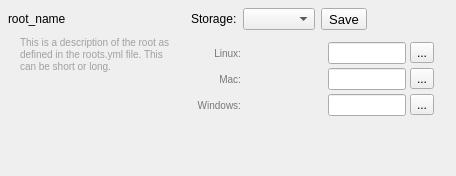
This is resources/storage_map_widget.ui in shotgunsoftware/tk-framework-adminui as Qt 5 draws it before an edit. The edited form follows.
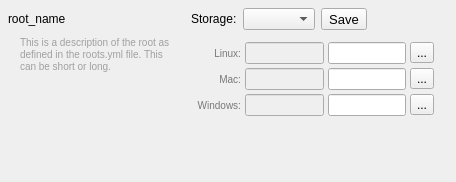
This is the edited form. Icons and pictures are not drawn.

Commit message: #46601 QA Fixes for storage mapping

```diff
--- a/resources/storage_map_widget.ui
+++ b/resources/storage_map_widget.ui
@@ -7,7 +7,7 @@
     <x>0</x>
     <y>0</y>
     <width>456</width>
-    <height>176</height>
+    <height>182</height>
    </rect>
   </property>
   <property name="windowTitle">
@@ -16,7 +16,7 @@
   <property name="autoFillBackground">
    <bool>true</bool>
   </property>
-  <layout class="QGridLayout" name="gridLayout_2" rowstretch="1,0,0,0,0" columnstretch="2,3">
+  <layout class="QGridLayout" name="gridLayout_2" rowstretch="1,0,0" columnstretch="2,3">
    <property name="horizontalSpacing">
     <number>12</number>
    </property>
@@ -140,7 +140,7 @@
      </property>
      <item>
       <widget class="QFrame" name="path_frame">
-       <layout class="QGridLayout" name="gridLayout_3" columnstretch="1,100,1,0,0">
+       <layout class="QGridLayout" name="gridLayout_3" columnstretch="1,100,1">
         <property name="margin">
          <number>6</number>
         </property>
@@ -167,15 +167,12 @@
            <number>4</number>
           </property>
           <item>
-           <widget class="QLabel" name="windows_path">
-            <property name="toolTip">
-             <string>&lt;p&gt;This path is locked since it has been saved to Shotgun. Visit Site Preferences &gt; File Management to modify this path. WARNING: changing this path could break existing projects.&lt;/p&gt;</string>
+           <widget class="QLineEdit" name="windows_path">
+            <property name="enabled">
+             <bool>false</bool>
             </property>
-            <property name="text">
-             <string/>
-            </property>
-            <property name="textInteractionFlags">
-             <set>Qt::TextSelectableByMouse</set>
+            <property name="focusPolicy">
+             <enum>Qt::NoFocus</enum>
             </property>
            </widget>
           </item>
@@ -194,15 +191,12 @@
            <number>4</number>
           </property>
           <item>
-           <widget class="QLabel" name="linux_path">
-            <property name="toolTip">
-             <string>&lt;p&gt;This path is locked since it has been saved to Shotgun. Visit Site Preferences &gt; File Management to modify this path. WARNING: changing this path could break existing projects.&lt;/p&gt;</string>
+           <widget class="QLineEdit" name="linux_path">
+            <property name="enabled">
+             <bool>false</bool>
             </property>
-            <property name="text">
-             <string/>
-            </property>
-            <property name="textInteractionFlags">
-             <set>Qt::TextSelectableByMouse</set>
+            <property name="focusPolicy">
+             <enum>Qt::NoFocus</enum>
             </property>
            </widget>
           </item>
@@ -249,15 +243,12 @@
            <number>4</number>
           </property>
           <item>
-           <widget class="QLabel" name="mac_path">
-            <property name="toolTip">
-             <string>&lt;p&gt;This path is locked since it has been saved to Shotgun. Visit Site Preferences &gt; File Management to modify this path. WARNING: changing this path could break existing projects.&lt;/p&gt;</string>
+           <widget class="QLineEdit" name="mac_path">
+            <property name="enabled">
+             <bool>false</bool>
             </property>
-            <property name="text">
-             <string/>
-            </property>
-            <property name="textInteractionFlags">
-             <set>Qt::TextSelectableByMouse</set>
+            <property name="focusPolicy">
+             <enum>Qt::NoFocus</enum>
             </property>
            </widget>
           </item>
```
Left out of the diff: 9 changed lines with no effect on the pictures. The commit also changes 15 other files.
